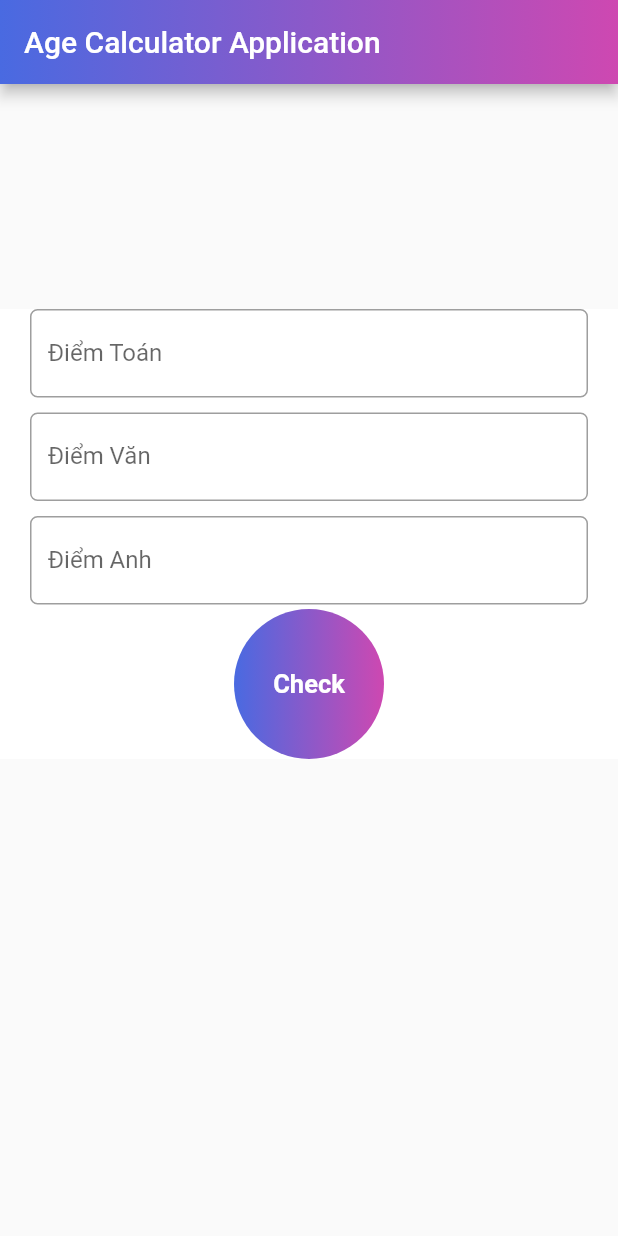
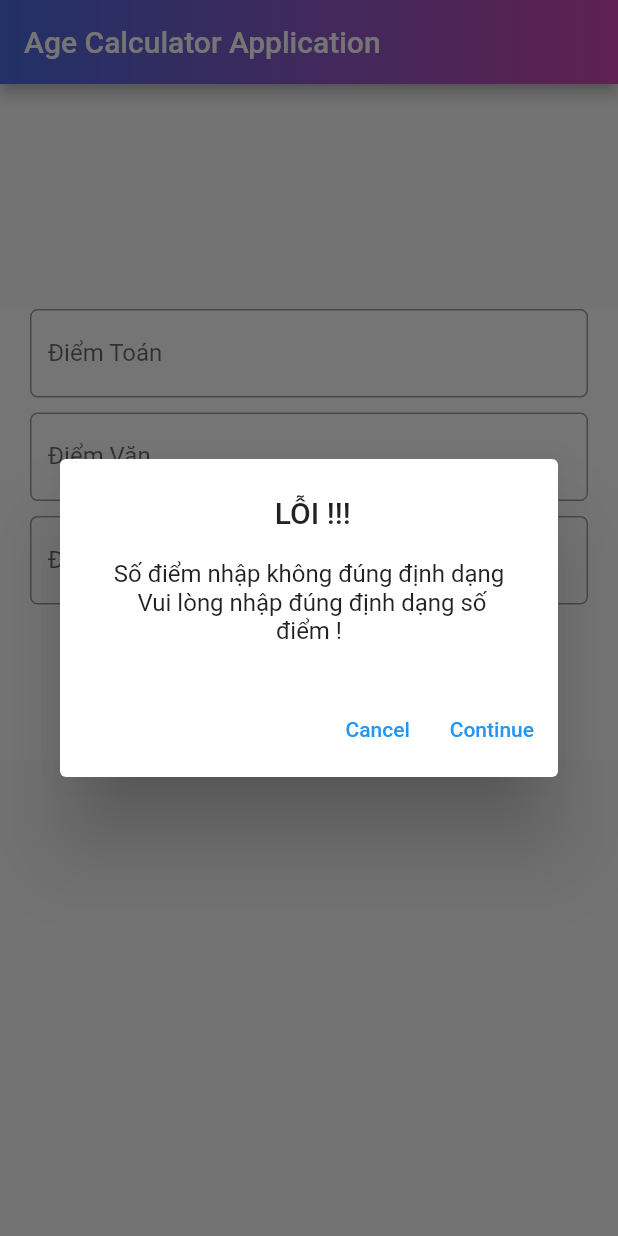
Before and after one commit to quang10296/PracticeFlutter, a Flutter app: the screen it shows after launch, after a tap on "Check", on a phone screen of 412 x 824 dp. Run offline on Flutter 3.47's test engine with Material 2 defaults, Android fonts, the phone set to English and light mode, and no system bars.

Commit message:
[Lesson_5]_Hotfix_setting_widget

```diff
--- a/pratice_flutter_lesson_5/lib/screens/home_screen.dart
+++ b/pratice_flutter_lesson_5/lib/screens/home_screen.dart
@@ -59,11 +59,17 @@ class HomeScreen extends StatelessWidget {
                   child: ElevatedButton(
                     style: style,
                     onPressed: () => tinhDiemTrungBinh(
-                              diemToan: double.parse(_diemToanController.text),
-                              diemVan: double.parse(_diemVanController.text),
-                              diemAnh: double.parse(_diemAnhController.text),
-                            ).runtimeType ==
-                            double
+                              diemToan: _diemToanController.text.length == 0
+                                  ? -1.0
+                                  : double.parse(_diemToanController.text),
+                              diemVan: _diemVanController.text.length == 0
+                                  ? -1.0
+                                  : double.parse(_diemVanController.text),
+                              diemAnh: _diemAnhController.text.length == 0
+                                  ? -1.0
+                                  : double.parse(_diemAnhController.text),
+                            ) !=
+                            -1.0
                         ? showDialog<String>(
                             context: context,
                             builder: (BuildContext context) => AlertDialog(
@@ -100,7 +106,7 @@ class HomeScreen extends StatelessWidget {
                               ],
                             ),
                           )
-                        : alertValidateInput(),
+                        : showAlertValidateInput(context),
                     child: const Text('Check'),
                   ),
                 ),
@@ -117,15 +123,47 @@ class HomeScreen extends StatelessWidget {
       @required double diemVan,
       @required double diemAnh}) {
     double diemTrungBinh = (diemAnh + diemToan + diemVan) / 3;
-    if ((diemTrungBinh > 0) && (diemTrungBinh < 10)) {
-      return diemTrungBinh;
-    }
+    print(diemTrungBinh != -1.0);
+    return diemTrungBinh;
   }
 
-  Widget alertValidateInput() {
-    return AlertDialog(
-      title: const Text("NHẬP LỖI !!!"),
-      content: const Text('Vui lòng kiểm ra và nhậ lại số điểm !'),
+  showAlertValidateInput(BuildContext context) {
+    // set up the buttons
+    Widget cancelButton = TextButton(
+      child: Text("Cancel"),
+      onPressed: () {
+        Navigator.of(context).pop();
+      },
+    );
+    Widget continueButton = TextButton(
+      child: Text("Continue"),
+      onPressed: () {
+        Navigator.of(context).pop();
+      },
+    );
+
+    // set up the AlertDialog
+    AlertDialog alert = AlertDialog(
+      title: Text(
+        " LỖI !!! ",
+        textAlign: TextAlign.center,
+      ),
+      content: Text(
+        "Số điểm nhập không đúng định dạng \n Vui lòng nhập đúng định dạng số điểm !",
+        textAlign: TextAlign.center,
+      ),
+      actions: [
+        cancelButton,
+        continueButton,
+      ],
+    );
+
+    // show the dialog
+    showDialog(
+      context: context,
+      builder: (BuildContext context) {
+        return alert;
+      },
     );
   }
 
```
Also changed, not shown: 1 other file.
